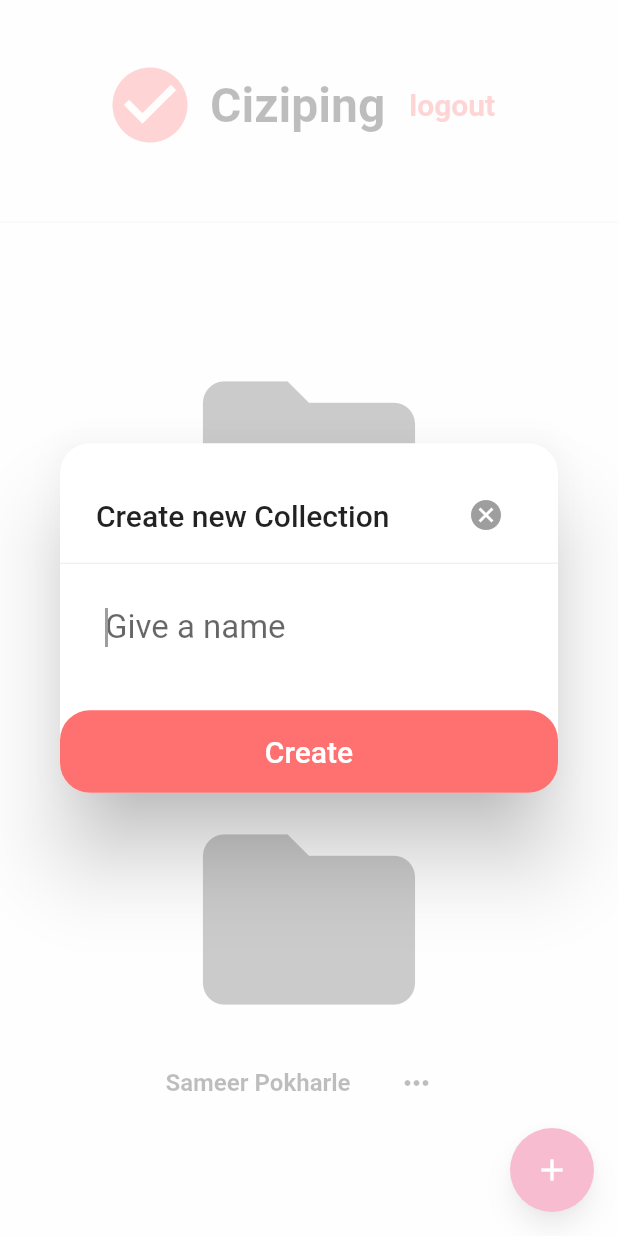
After one commit to iamsmr/ciziping, a Flutter app: the screen it shows after launch, after a tap on the "add" icon, on a phone screen of 412 x 824 dp. The commit adds this screen. Run offline on Flutter 3.47's test engine with Material 2 defaults, Android fonts, the phone set to English and light mode, and no system bars; our stand-ins replace flutter_svg, responsive_builder, shared_preferences.

Commit message:
refactored dashboard ui

```diff
--- /dev/null
+++ b/lib/screens/dashboard/create_folder_dialog.dart
@@ -0,0 +1,56 @@
+import 'package:ciziping/constant/color.dart';
+import 'package:flutter/material.dart';
+
+class CreateFolderDialog extends StatelessWidget {
+  @override
+  Widget build(BuildContext context) {
+    return SimpleDialog(
+      title: Row(
+        children: [
+          Text("Create new Collection"),
+          Spacer(),
+          IconButton(
+            icon: Icon(Icons.cancel, color: Colors.grey),
+            onPressed: () => Navigator.pop(context),
+          )
+        ],
+      ),
+      contentPadding: EdgeInsets.all(0),
+      shape: RoundedRectangleBorder(borderRadius: BorderRadius.circular(20)),
+      children: [
+        Divider(color: Color(0xffEBEBEB)),
+        Container(
+          padding: EdgeInsets.symmetric(horizontal: 30, vertical: 10),
+          width: 500,
+          child: TextFormField(
+            autofocus: true,
+            style: TextStyle(fontSize: 22),
+            decoration: InputDecoration(
+              border: InputBorder.none,
+              hintText: "Give a name",
+            ),
+          ),
+        ),
+        SizedBox(height: 20),
+        SizedBox(
+          width: 500,
+          height: 55,
+          child: FlatButton(
+            shape: RoundedRectangleBorder(
+              borderRadius: BorderRadius.circular(20),
+            ),
+            color: ColorPalette.primaryColor,
+            child: Text(
+              "Create",
+              style: TextStyle(
+                fontSize: 20,
+                color: Colors.white,
+              ),
+            ),
+            onPressed: () {},
+          ),
+        )
+      ],
+    );
+  }
+}
--- /dev/null
+++ b/lib/screens/dashboard/folder_card.dart
@@ -0,0 +1,54 @@
+import 'package:ciziping/constant/color.dart';
+import 'package:flutter/material.dart';
+
+class FolderCard extends StatelessWidget {
+  @override
+  Widget build(BuildContext context) {
+    final popUpMenuOptions = [
+      {"title": "Rename", "icon": Icons.edit},
+      {"title": "Delete", "icon": Icons.delete}
+    ];
+    return InkWell(
+      onLongPress: () {},
+      child: Container(
+        child: Column(
+          children: [
+            Icon(
+              Icons.folder,
+              size: 170,
+              color: ColorPalette.darkGrey,
+            ),
+            Row(
+              mainAxisAlignment: MainAxisAlignment.center,
+              children: [
+                Text(
+                  "Sameer Pokharle",
+                  style: TextStyle(
+                    fontSize: 16,
+                    fontWeight: FontWeight.bold,
+                  ),
+                ),
+                SizedBox(width: 20),
+                PopupMenuButton(
+                  icon: Icon(Icons.more_horiz),
+                  itemBuilder: (context) {
+                    return popUpMenuOptions.map((e) {
+                      return PopupMenuItem(
+                        child: Row(children: [
+                          Icon(e["icon"]),
+                          SizedBox(width: 20),
+                          Text(e["title"])
+                        ]),
+                        value: e,
+                      );
+                    }).toList();
+                  },
+                )
+              ],
+            )
+          ],
+        ),
+      ),
+    );
+  }
+}
```
Also changed, not shown: lib/helper/responsive_helper.dart (deleted, +0 -49 lines), lib/screens/dashboard/dashboard.dart (+4 -107 lines).
